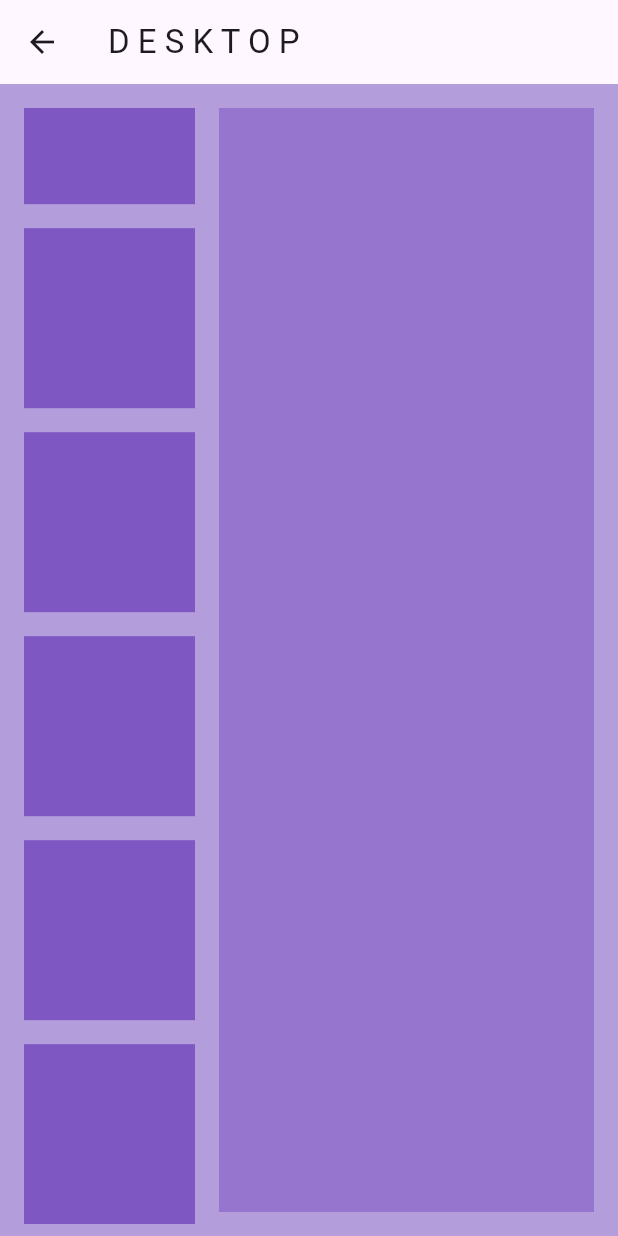
After one commit to OrewaKimi/Flutter_Responsive_Design, a Flutter app: the MyDesktopBody screen opened directly, on a phone screen of 412 x 824 dp. The commit adds this screen. Run offline on Flutter 3.47's test engine with Material 3 defaults, Android fonts, the phone set to English and light mode, and no system bars.

Commit message:
desktop display

```diff
--- /dev/null
+++ b/lib/responsive/desktop_body.dart
@@ -0,0 +1,59 @@
+import 'package:flutter/material.dart';
+
+class MyDesktopBody extends StatelessWidget {
+  const MyDesktopBody ({Key ? key}) :super (key: key);
+
+@override
+  Widget build(BuildContext context) {
+    return Scaffold(
+      backgroundColor: Colors.deepPurple[200],
+      appBar: AppBar(title: Text('D E S K T O P')),
+      body: Padding(
+        padding: const EdgeInsets.all(8.0),
+        child: Row(
+          children: [
+            // First column
+            Expanded(
+              child: Column(
+                children: [
+                  // youtube video
+                  Padding(
+                    padding: const EdgeInsets.all(8.0),
+                    child: AspectRatio(
+                      aspectRatio: 16 / 9,
+                      child: Container(height: 250, color: Colors.deepPurple[400]),
+                    ),
+                  ),
+
+                  // comment section &  recommended videos
+                  Expanded(
+                    child: ListView.builder(
+                      itemCount: 8,
+                      itemBuilder: (context, index) {
+                        return Padding(
+                          padding: const EdgeInsets.all(8.0),
+                          child: Container(color: Colors.deepPurple[400],
+                          height: 120,
+                          ),
+                        );
+                      },
+                    ),
+                  ),
+                ],
+              ),
+            ),
+
+            // second column
+            Padding(
+              padding: const EdgeInsets.all(8.0),
+              child: Container(
+                width: 250,
+                color: Colors.deepPurple[300],
+              ),
+            )
+          ],
+        ),
+      ),
+    );
+  }
+}
--- a/lib/responsive/responsive_layout.dart
+++ b/lib/responsive/responsive_layout.dart
@@ -1,13 +1,21 @@
 import 'package:flutter/material.dart';
 
 class ResponsiveLayout extends StatelessWidget {
-  const ResponsiveLayout({super.key});
+  final Widget mobileBody;
+  final Widget desktopBody;
+
+  ResponsiveLayout({required this.mobileBody, required this.desktopBody});
 
   @override
   Widget build(BuildContext context) {
-    return Container(
-
-
+    return LayoutBuilder(
+      builder: (context, constraints) {
+        if (constraints.maxWidth < 600) {
+          return mobileBody;
+        } else {
+          return desktopBody;
+        }
+      },
     );
   }
 }
```
